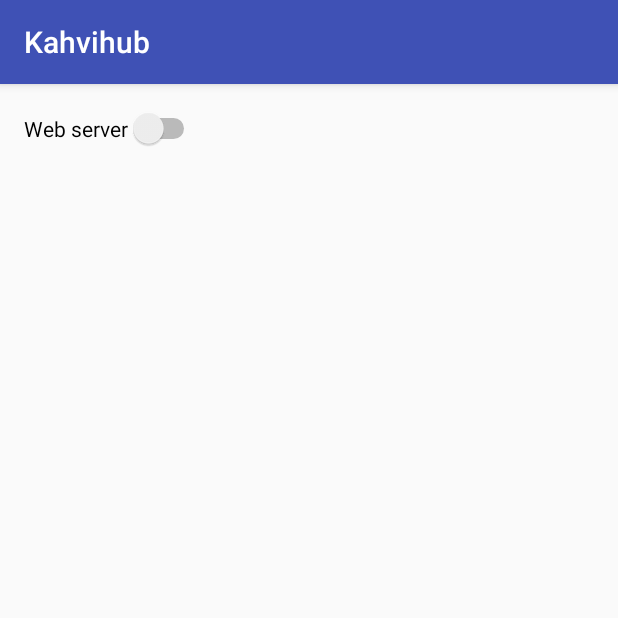
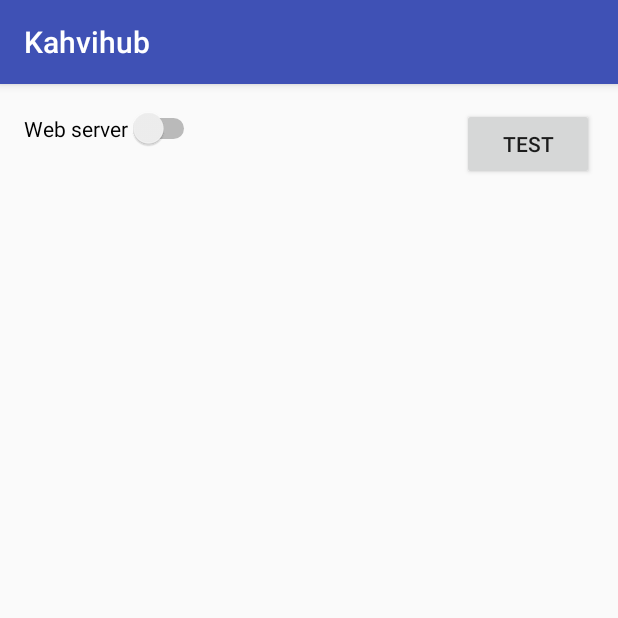
Before and after one commit to uh-cs-iotlab/kahvihub, an Android app: the screen it shows after launch (MainActivity), on a phone screen of 412 x 824 dp, the top half of it. Run offline under Robolectric (Android 15) with nearby library versions, the phone set to English and light mode, and no system bars.

Commit message:
Working on unitesting

```diff
--- a/android/src/main/res/layout/activity_main.xml
+++ b/android/src/main/res/layout/activity_main.xml
@@ -12,4 +12,13 @@
         android:text="Web server"
         android:id="@+id/webServerSwitch"
         android:layout_alignParentTop="true" />
+
+    <Button
+        android:layout_width="wrap_content"
+        android:layout_height="wrap_content"
+        android:text="Test"
+        android:id="@+id/testButton"
+        android:layout_alignParentTop="true"
+        android:layout_alignParentRight="true"
+        android:layout_alignParentEnd="true" />
 </RelativeLayout>
--- a/build.gradle
+++ b/build.gradle
@@ -4,9 +4,6 @@ buildscript {
     }
     dependencies {
         classpath 'com.android.tools.build:gradle:1.3.0'
-
-        // NOTE: Do not place your application dependencies here; they belong
-        // in the individual module build.gradle files
     }
 }
 
@@ -17,10 +14,9 @@ allprojects {
 	apply plugin: 'eclipse'
 
 	repositories {
-		jcenter()
 		mavenLocal()
 		mavenCentral()
-    	}
+	}
 
 }
 
```
Also changed, not shown: android/src/main/java/fi/helsinki/cs/iot/kahvihub/activity/MainActivity.java (+54 -1 lines), 4 other files.
